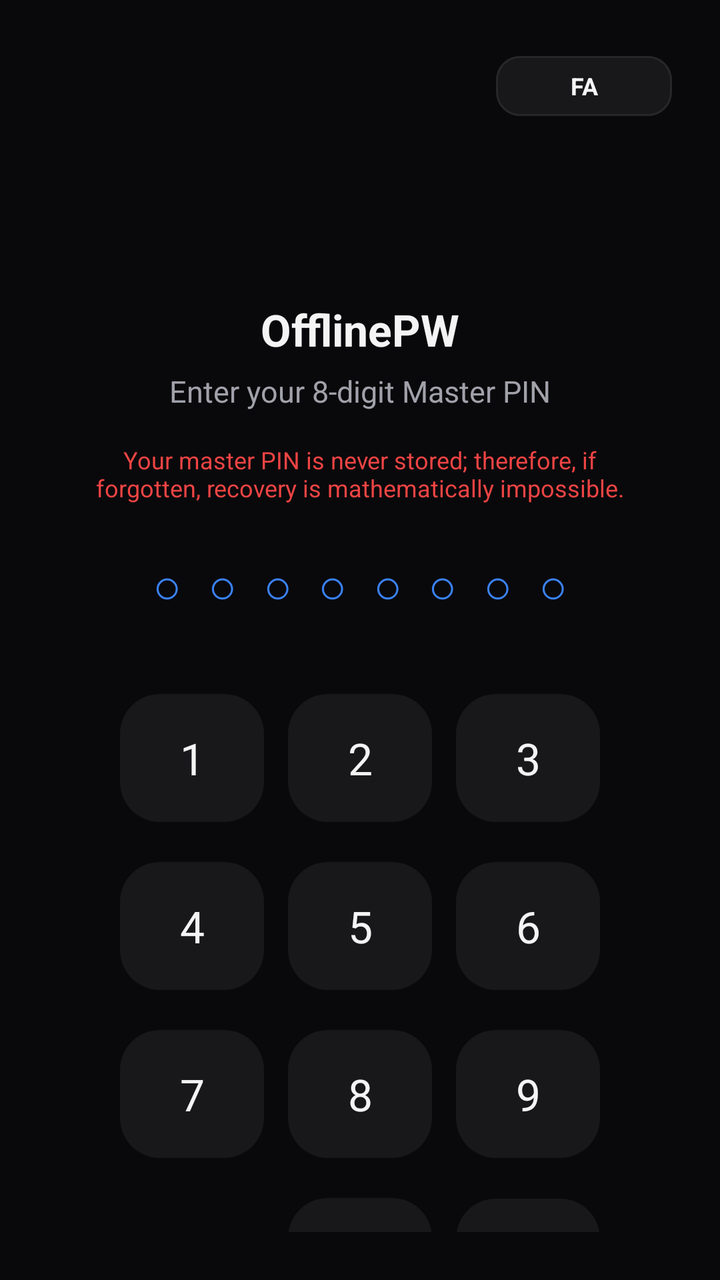
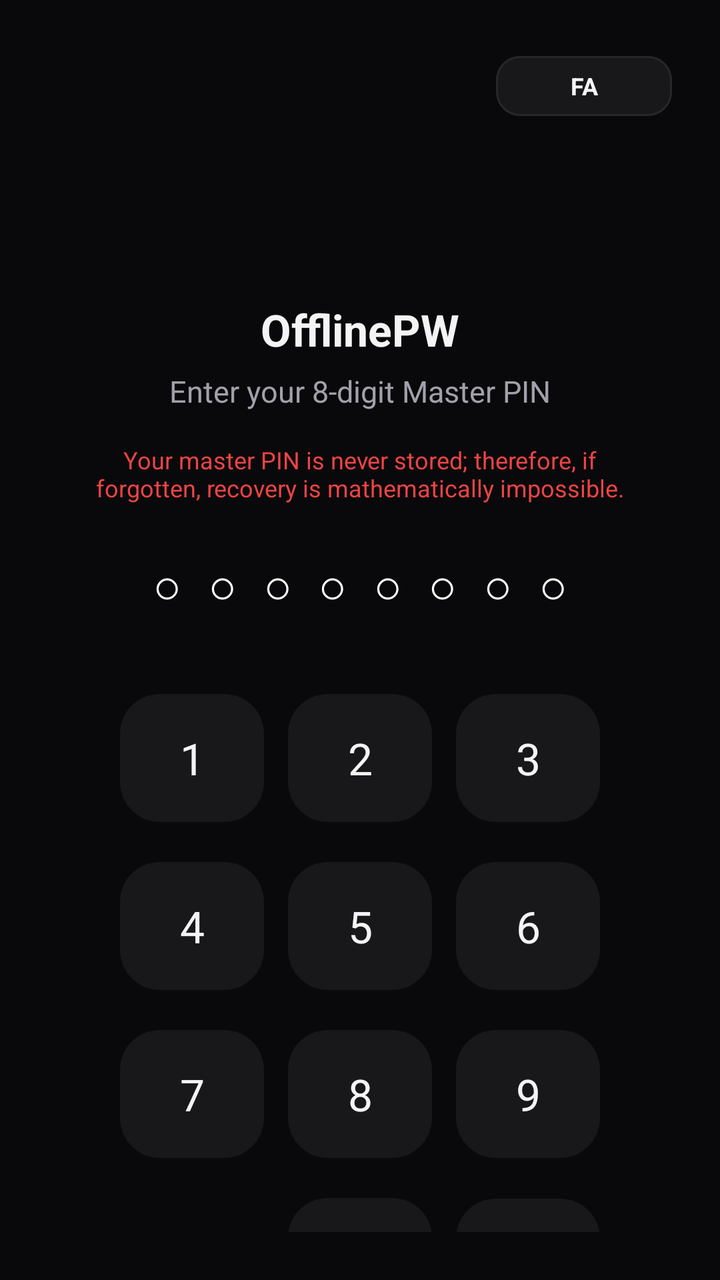

Compare the two renders of this Android layout. The source of the first and the diff that turns it into the second are given below.
<!-- AndroidManifest.xml: application theme Theme.Material3.Dark.NoActionBar -->
<!-- res/layout/activity_auth.xml -->
<?xml version="1.0" encoding="utf-8"?>
<LinearLayout xmlns:android="http://schemas.android.com/apk/res/android"
    xmlns:app="http://schemas.android.com/apk/res-auto"
    android:layout_width="match_parent"
    android:layout_height="match_parent"
    android:orientation="vertical"
    android:gravity="center"
    android:background="#09090B"
    android:padding="24dp">

    
    <LinearLayout
        android:layout_width="match_parent"
        android:layout_height="wrap_content"
        android:gravity="end"
        android:layout_marginBottom="12dp">

        <com.google.android.material.button.MaterialButton
            android:id="@+id/btnAuthLang"
            style="@style/Widget.Material3.Button.TonalButton"
            android:layout_width="wrap_content"
            android:layout_height="38dp"
            android:text="FA"
            android:textColor="#F4F4F5"
            android:textSize="12sp"
            android:textStyle="bold"
            app:backgroundTint="#18181B"
            app:cornerRadius="12dp"
            app:strokeColor="#27272A"
            app:strokeWidth="1dp" />
    </LinearLayout>

    <ImageView
        android:layout_width="64dp"
        android:layout_height="64dp"
        android:src="@drawable/ic_launcher"
        android:layout_marginBottom="12dp" />

    <TextView
        android:id="@+id/tvAuthTitle"
        android:layout_width="wrap_content"
        android:layout_height="wrap_content"
        android:text="OfflinePW"
        android:textColor="#F4F4F5"
        android:textSize="22sp"
        android:textStyle="bold"
        android:layout_marginBottom="6dp" />

    <TextView
        android:id="@+id/tvAuthPrompt"
        android:layout_width="wrap_content"
        android:layout_height="wrap_content"
        android:text="Enter your 8-digit Master PIN"
        android:textColor="#A1A1AA"
        android:textSize="15sp"
        android:layout_marginBottom="16dp" />

    
    <TextView
        android:id="@+id/tvAuthWarning"
        android:layout_width="wrap_content"
        android:layout_height="wrap_content"
        android:text="Your master PIN is never stored; therefore, if forgotten, recovery is mathematically impossible."
        android:textColor="#EF4444"
        android:textSize="12sp"
        android:gravity="center"
        android:layout_marginStart="16dp"
        android:layout_marginEnd="16dp"
        android:layout_marginBottom="24dp" />

    
    <TextView
        android:id="@+id/tvPinIndicator"
        android:layout_width="wrap_content"
        android:layout_height="wrap_content"
        android:text="○ ○ ○ ○ ○ ○ ○ ○"
        android:textColor="#3B82F6"
        android:textSize="24sp"
        android:letterSpacing="0.15"
        android:layout_marginBottom="28dp" />

    
    <GridLayout
        android:layout_width="wrap_content"
        android:layout_height="wrap_content"
        android:columnCount="3"
        android:alignmentMode="alignMargins"
        android:columnOrderPreserved="true">

        <com.google.android.material.button.MaterialButton android:id="@+id/btn1" style="@style/Widget.Material3.Button.TonalButton" android:text="1" android:layout_margin="6dp" android:textSize="22sp" android:textColor="#F4F4F5" app:backgroundTint="#18181B" app:cornerRadius="20dp" android:minWidth="72dp" android:minHeight="72dp"/>
        <com.google.android.material.button.MaterialButton android:id="@+id/btn2" style="@style/Widget.Material3.Button.TonalButton" android:text="2" android:layout_margin="6dp" android:textSize="22sp" android:textColor="#F4F4F5" app:backgroundTint="#18181B" app:cornerRadius="20dp" android:minWidth="72dp" android:minHeight="72dp"/>
        <com.google.android.material.button.MaterialButton android:id="@+id/btn3" style="@style/Widget.Material3.Button.TonalButton" android:text="3" android:layout_margin="6dp" android:textSize="22sp" android:textColor="#F4F4F5" app:backgroundTint="#18181B" app:cornerRadius="20dp" android:minWidth="72dp" android:minHeight="72dp"/>

        <com.google.android.material.button.MaterialButton android:id="@+id/btn4" style="@style/Widget.Material3.Button.TonalButton" android:text="4" android:layout_margin="6dp" android:textSize="22sp" android:textColor="#F4F4F5" app:backgroundTint="#18181B" app:cornerRadius="20dp" android:minWidth="72dp" android:minHeight="72dp"/>
        <com.google.android.material.button.MaterialButton android:id="@+id/btn5" style="@style/Widget.Material3.Button.TonalButton" android:text="5" android:layout_margin="6dp" android:textSize="22sp" android:textColor="#F4F4F5" app:backgroundTint="#18181B" app:cornerRadius="20dp" android:minWidth="72dp" android:minHeight="72dp"/>
        <com.google.android.material.button.MaterialButton android:id="@+id/btn6" style="@style/Widget.Material3.Button.TonalButton" android:text="6" android:layout_margin="6dp" android:textSize="22sp" android:textColor="#F4F4F5" app:backgroundTint="#18181B" app:cornerRadius="20dp" android:minWidth="72dp" android:minHeight="72dp"/>

        <com.google.android.material.button.MaterialButton android:id="@+id/btn7" style="@style/Widget.Material3.Button.TonalButton" android:text="7" android:layout_margin="6dp" android:textSize="22sp" android:textColor="#F4F4F5" app:backgroundTint="#18181B" app:cornerRadius="20dp" android:minWidth="72dp" android:minHeight="72dp"/>
        <com.google.android.material.button.MaterialButton android:id="@+id/btn8" style="@style/Widget.Material3.Button.TonalButton" android:text="8" android:layout_margin="6dp" android:textSize="22sp" android:textColor="#F4F4F5" app:backgroundTint="#18181B" app:cornerRadius="20dp" android:minWidth="72dp" android:minHeight="72dp"/>
        <com.google.android.material.button.MaterialButton android:id="@+id/btn9" style="@style/Widget.Material3.Button.TonalButton" android:text="9" android:layout_margin="6dp" android:textSize="22sp" android:textColor="#F4F4F5" app:backgroundTint="#18181B" app:cornerRadius="20dp" android:minWidth="72dp" android:minHeight="72dp"/>

        <Space android:layout_width="72dp" android:layout_height="72dp" android:layout_margin="6dp"/>
        <com.google.android.material.button.MaterialButton android:id="@+id/btn0" style="@style/Widget.Material3.Button.TonalButton" android:text="0" android:layout_margin="6dp" android:textSize="22sp" android:textColor="#F4F4F5" app:backgroundTint="#18181B" app:cornerRadius="20dp" android:minWidth="72dp" android:minHeight="72dp"/>
        <com.google.android.material.button.MaterialButton android:id="@+id/btnBackspace" style="@style/Widget.Material3.Button.TonalButton" android:text="⌫" android:layout_margin="6dp" android:textSize="22sp" android:textColor="#EF4444" app:backgroundTint="#18181B" app:cornerRadius="20dp" android:minWidth="72dp" android:minHeight="72dp"/>
    </GridLayout>

</LinearLayout>
<!-- resources referenced by this layout -->
<resources>
  <style name="Theme.Material3.Dark.NoActionBar" parent="Theme.MaterialComponents.DayNight.NoActionBar">
          <item name="android:statusBarColor">#09090B</item>
          <item name="android:windowBackground">#09090B</item>
      </style>
</resources>

<!-- the commit's change to res/layout/activity_auth.xml (unified diff, before → after) -->
@@ -71,10 +71,10 @@
     
     <TextView
         android:id="@+id/tvPinIndicator"
+        android:textColor="#FFFFFF"
         android:layout_width="wrap_content"
         android:layout_height="wrap_content"
         android:text="○ ○ ○ ○ ○ ○ ○ ○"
-        android:textColor="#3B82F6"
         android:textSize="24sp"
         android:letterSpacing="0.15"
         android:layout_marginBottom="28dp" />
